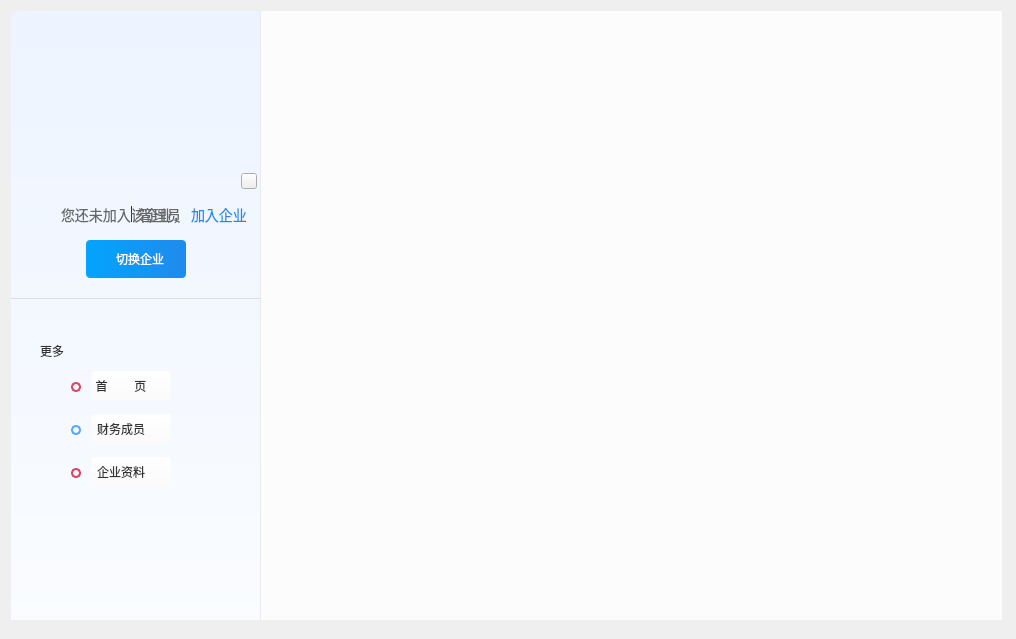
Before: the Qt Designer form src/ZcloudEntCenter/EntCenterNewWidget.ui in gispda/ZcloudDesk, drawn with Qt 5.
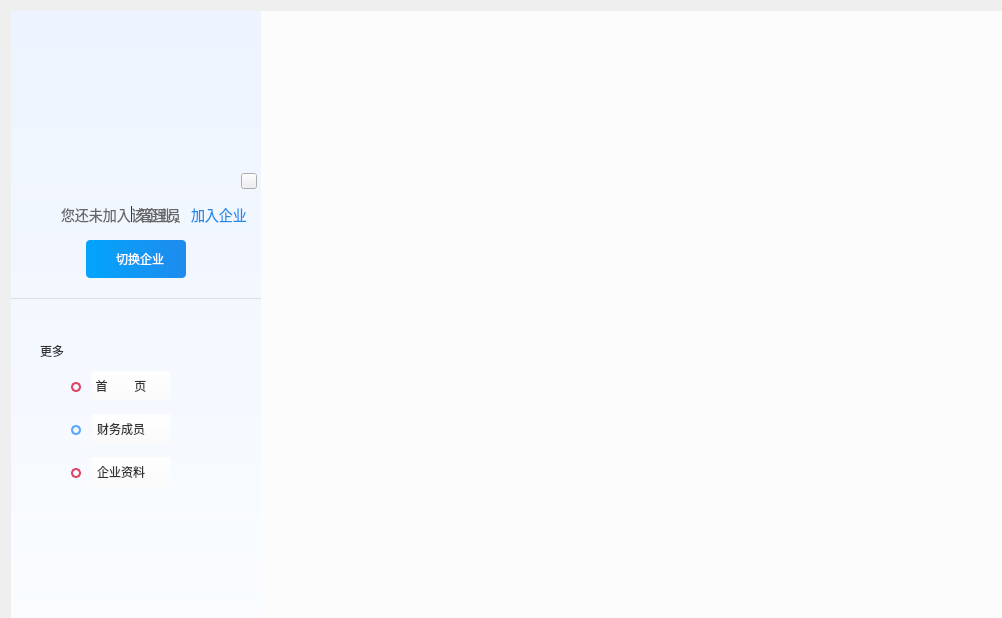
After: the same form once the commit is applied. Icons and pictures are not drawn. Custom widgets are drawn as their Qt base class.

What changed in the file:
```diff
--- a/src/ZcloudEntCenter/EntCenterNewWidget.ui
+++ b/src/ZcloudEntCenter/EntCenterNewWidget.ui
@@ -6,8 +6,8 @@
    <rect>
     <x>0</x>
     <y>0</y>
-    <width>1016</width>
-    <height>639</height>
+    <width>1002</width>
+    <height>618</height>
    </rect>
   </property>
   <property name="sizePolicy">
@@ -18,14 +18,14 @@
   </property>
   <property name="minimumSize">
    <size>
-    <width>1016</width>
-    <height>620</height>
+    <width>1002</width>
+    <height>618</height>
    </size>
   </property>
   <property name="maximumSize">
    <size>
-    <width>1016</width>
-    <height>682</height>
+    <width>1002</width>
+    <height>618</height>
    </size>
   </property>
   <property name="windowTitle">
@@ -68,7 +68,7 @@
        </size>
       </property>
       <property name="styleSheet">
-       <string notr="true">QWidget#EntLeftWidget{background-color: qlineargradient(spread:pad, x1:0, y1:0, x2:0, y2:1, stop:0 #EDF4FF, stop:1 #FAFCFF);border-top-left-radius:8px;border-bottom-left-radius:8px;border-right:1px solid #EBEBEB;}</string>
+       <string notr="true">QWidget#EntLeftWidget{background-color: qlineargradient(spread:pad, x1:0, y1:0, x2:0, y2:1, stop:0 #EDF4FF, stop:1 #FAFCFF);}</string>
       </property>
       <widget class="QToolButton" name="switchButton">
        <property name="geometry">
@@ -760,7 +760,7 @@
        </size>
       </property>
       <property name="styleSheet">
-       <string notr="true">QWidget#EntRightWidget{background-color: rgb(252, 252, 252);border-top-right-radius:8px;border-bottom-right-radius:8px;}</string>
+       <string notr="true">QWidget#EntRightWidget{background-color: rgb(252, 252, 252);}</string>
       </property>
       <layout class="QHBoxLayout" name="rightLayout">
        <property name="spacing">
```
